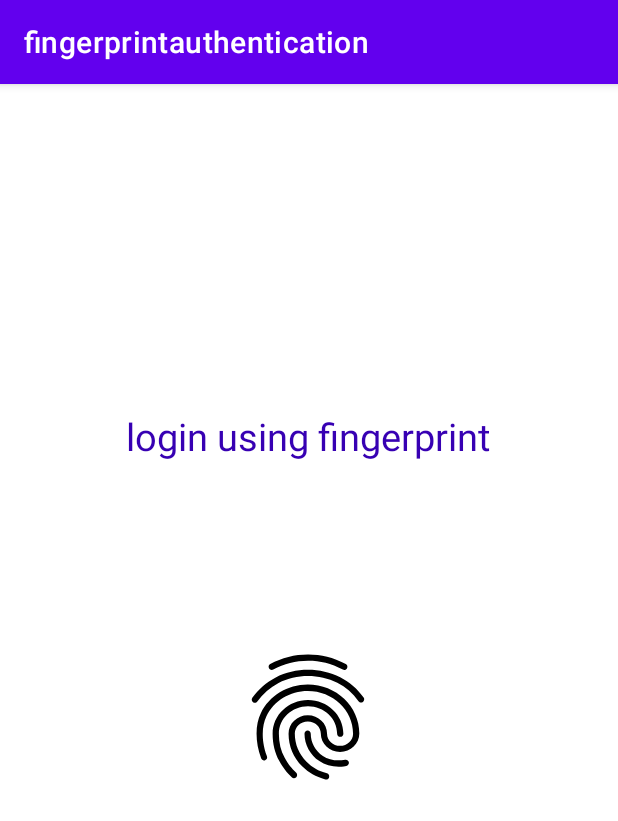
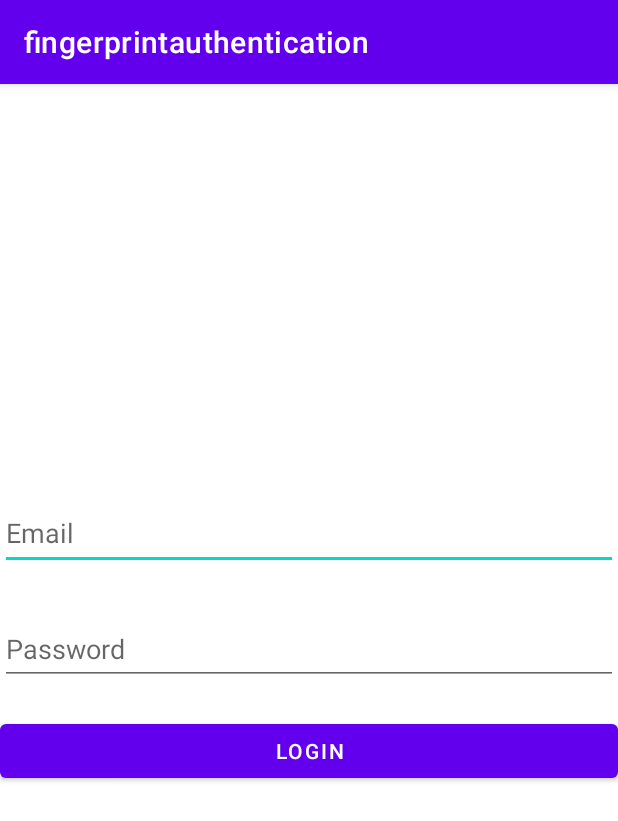
Before and after one commit to 240-Johan/FingerPrintAuthApp, an Android app: the screen it shows after launch (MainActivity), on a phone screen of 412 x 824 dp. Shown: the top 821 px of the screen. Run offline under Robolectric (Android 15) with nearby library versions, the phone set to English and light mode, and no system bars; our stand-ins replace Firebase (no records; nobody signed in at launch, a user with empty details on screens opened directly).

Commit message:
actualizacion de Archivos

```diff
--- a/app/build.gradle
+++ b/app/build.gradle
@@ -1,5 +1,6 @@
 plugins {
     id 'com.android.application'
+    id 'com.google.gms.google-services'
 }
 
 android {
@@ -33,6 +34,7 @@ dependencies {
     implementation 'androidx.appcompat:appcompat:1.4.1'
     implementation 'com.google.android.material:material:1.5.0'
     implementation 'androidx.constraintlayout:constraintlayout:2.1.3'
+    implementation 'com.google.firebase:firebase-auth:21.0.3'
     testImplementation 'junit:junit:4.13.2'
     androidTestImplementation 'androidx.test.ext:junit:1.1.3'
     androidTestImplementation 'androidx.test.espresso:espresso-core:3.4.0'
--- a/app/src/main/java/com/project/fingerprintauthentication/MainActivity.java
+++ b/app/src/main/java/com/project/fingerprintauthentication/MainActivity.java
@@ -4,17 +4,30 @@ import static androidx.biometric.BiometricManager.Authenticators.BIOMETRIC_STRON
 import static androidx.biometric.BiometricManager.Authenticators.DEVICE_CREDENTIAL;
 
 import androidx.annotation.NonNull;
+import androidx.appcompat.app.AlertDialog;
 import androidx.appcompat.app.AppCompatActivity;
 import androidx.biometric.BiometricManager;
 import androidx.biometric.BiometricPrompt;
 import androidx.core.content.ContextCompat;
 
+import android.app.ProgressDialog;
 import android.content.Intent;
+import android.content.SharedPreferences;
 import android.os.Bundle;
 import android.provider.Settings;
 import android.util.Log;
+import android.view.View;
+import android.widget.Button;
+import android.widget.EditText;
 import android.widget.ImageView;
+import android.widget.ProgressBar;
 import android.widget.Toast;
+
+import com.google.android.gms.tasks.OnCompleteListener;
+import com.google.android.gms.tasks.Task;
+import com.google.firebase.auth.AuthResult;
+import com.google.firebase.auth.FirebaseAuth;
+import com.google.firebase.auth.FirebaseUser;
 
 import java.util.concurrent.Executor;
 
@@ -25,11 +38,41 @@ public class MainActivity extends AppCompatActivity {
 
     private BiometricPrompt biometricPrompt;
     private BiometricPrompt.PromptInfo promptInfo;
+    EditText inputEmail, inputPassword;
+    Button btnLogin;
+
+    FirebaseAuth mAuth;
+    FirebaseUser mUser;
+
+    ProgressDialog progressDialog;
+    SharedPreferences sharedPreferences;
+
     @Override
     protected void onCreate(Bundle savedInstanceState) {
         super.onCreate(savedInstanceState);
         setContentView(R.layout.activity_main);
         imageViewLogin=findViewById(R.id.imageView);
+        inputEmail=findViewById(R.id.inputID);
+        inputPassword=findViewById(R.id.inputPassword);
+        btnLogin=findViewById(R.id.btnLogin);
+        mAuth=FirebaseAuth.getInstance();
+        mUser=mAuth.getCurrentUser();
+
+        btnLogin.setOnClickListener(new View.OnClickListener() {
+            @Override
+            public void onClick(View view) {
+               String email=inputEmail.getText().toString();
+               String password=inputPassword.getText().toString();
+               PerformAuth(email, password);
+            }
+        });
+
+        sharedPreferences=getSharedPreferences("data",MODE_PRIVATE);
+        boolean isLogin=sharedPreferences.getBoolean("isLogin", false);
+        if (isLogin){
+
+            imageViewLogin.setVisibility(View.VISIBLE);
+        }
 
         BiometricManager biometricManager = BiometricManager.from(this);
         switch (biometricManager.canAuthenticate(BIOMETRIC_STRONG | DEVICE_CREDENTIAL)) {
@@ -67,9 +110,11 @@ public class MainActivity extends AppCompatActivity {
             public void onAuthenticationSucceeded(
                     @NonNull BiometricPrompt.AuthenticationResult result) {
                 super.onAuthenticationSucceeded(result);
-                startActivity(new Intent(MainActivity.this, HomeActivity.class));
-                Toast.makeText(getApplicationContext(),
-                        "Authentication succeeded!", Toast.LENGTH_SHORT).show();
+
+                String email=sharedPreferences.getString("email","");
+                String password=sharedPreferences.getString("password","");
+
+                PerformAuth(email,password);
             }
 
             @Override
@@ -96,7 +141,26 @@ public class MainActivity extends AppCompatActivity {
         });
     }
 
+    private void PerformAuth(String email, String password) {
+        mAuth.signInWithEmailAndPassword(email,password).addOnCompleteListener(new OnCompleteListener<AuthResult>() {
+            @Override
+            public void onComplete(@NonNull Task<AuthResult> task) {
 
+                if (task.isSuccessful())
+                {
+                    SharedPreferences.Editor editor=getSharedPreferences("data",MODE_PRIVATE).edit();
+                    editor.putString("email", email);
+                    editor.putString("password",password);
+                    editor.putBoolean("isLogin", true);
+                    editor.apply();
+                    startActivity(new Intent(MainActivity.this, HomeActivity.class));
+                    Toast.makeText(MainActivity.this, "login Successful", Toast.LENGTH_SHORT).show();
+                }else {
+                    Toast.makeText(MainActivity.this, ""+task.getException(), Toast.LENGTH_SHORT).show();
+                }
+            }
+        });
+    }
 
 
 }
--- a/app/src/main/res/layout/activity_main.xml
+++ b/app/src/main/res/layout/activity_main.xml
@@ -6,30 +6,54 @@
     android:layout_height="match_parent"
     tools:context=".MainActivity">
 
-    <TextView
-        android:id="@+id/textView"
-        android:layout_width="wrap_content"
-        android:layout_height="wrap_content"
-        android:text="login using fingerprint"
-        android:textColor="@color/purple_700"
-        android:textSize="25sp"
-        app:layout_constraintBottom_toBottomOf="parent"
-        app:layout_constraintEnd_toEndOf="parent"
-        app:layout_constraintHorizontal_bias="0.497"
-        app:layout_constraintStart_toStartOf="parent"
-        app:layout_constraintTop_toTopOf="parent"
-        app:layout_constraintVertical_bias="0.296" />
-
     <ImageView
         android:id="@+id/imageView"
         android:layout_width="100dp"
         android:layout_height="100dp"
+        android:visibility="gone"
         app:layout_constraintBottom_toBottomOf="parent"
         app:layout_constraintEnd_toEndOf="parent"
         app:layout_constraintHorizontal_bias="0.498"
         app:layout_constraintStart_toStartOf="parent"
-        app:layout_constraintTop_toBottomOf="@+id/textView"
-        app:layout_constraintVertical_bias="0.289"
+        app:layout_constraintTop_toBottomOf="@+id/btnLogin"
         app:srcCompat="@drawable/baseline_fingerprint_24" />
 
+    <Button
+        android:id="@+id/btnLogin"
+        android:layout_width="0dp"
+        android:layout_height="48dp"
+        android:layout_marginTop="20dp"
+        android:text="Login"
+        app:layout_constraintEnd_toEndOf="parent"
+        app:layout_constraintHorizontal_bias="0.0"
+        app:layout_constraintStart_toStartOf="parent"
+        app:layout_constraintTop_toBottomOf="@+id/inputPassword" />
+
+    <EditText
+        android:id="@+id/inputID"
+        android:layout_width="0dp"
+        android:layout_height="49dp"
+        android:layout_marginBottom="444dp"
+        android:ems="10"
+        android:hint="Email"
+        android:inputType="textEmailAddress"
+        app:layout_constraintBottom_toBottomOf="parent"
+        app:layout_constraintEnd_toEndOf="parent"
+        app:layout_constraintHorizontal_bias="0.0"
+        app:layout_constraintStart_toStartOf="parent" />
+
+    <EditText
+        android:id="@+id/inputPassword"
+        android:layout_width="0dp"
+        android:layout_height="48dp"
+        android:ems="10"
+        android:hint="Password"
+        android:inputType="textPassword"
+        app:layout_constraintBottom_toBottomOf="parent"
+        app:layout_constraintEnd_toEndOf="parent"
+        app:layout_constraintHorizontal_bias="0.0"
+        app:layout_constraintStart_toStartOf="parent"
+        app:layout_constraintTop_toBottomOf="@+id/inputID"
+        app:layout_constraintVertical_bias="0.072" />
+
 </androidx.constraintlayout.widget.ConstraintLayout>
--- a/build.gradle
+++ b/build.gradle
@@ -1,4 +1,8 @@
-// Top-level build file where you can add configuration options common to all sub-projects/modules.
+buildscript {
+    dependencies {
+        classpath 'com.google.gms:google-services:4.3.10'
+    }
+}// Top-level build file where you can add configuration options common to all sub-projects/modules.
 plugins {
     id 'com.android.application' version '7.4.1' apply false
     id 'com.android.library' version '7.4.1' apply false
```
